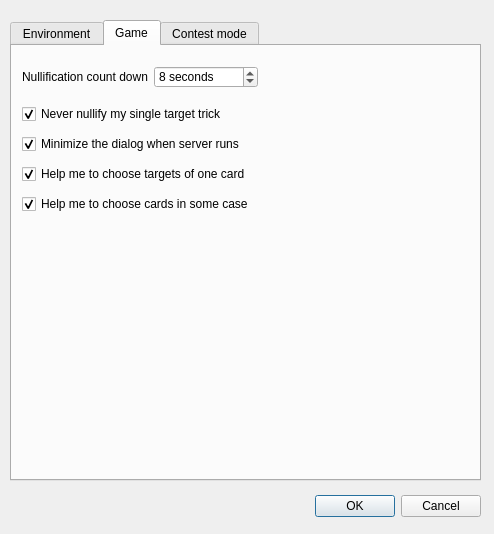
Qt form src/dialog/configdialog.ui (BeginnerSlob/TouhouTripleSha) before a commit.
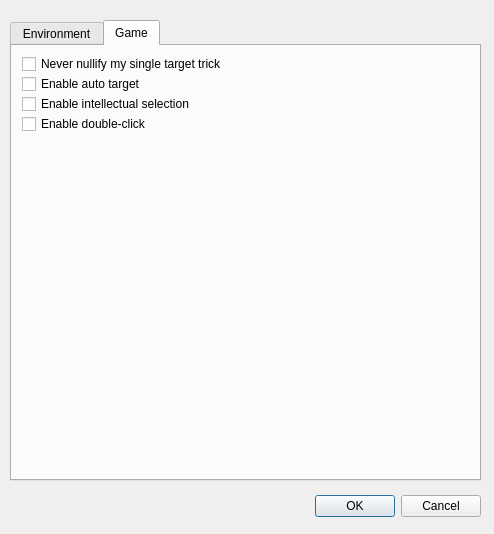
The same form after that commit. The open tabs and pages were chosen to show the change.

What changed in the file:
```diff
--- a/src/dialog/configdialog.ui
+++ b/src/dialog/configdialog.ui
@@ -13,6 +13,12 @@
     <height>534</height>
    </rect>
   </property>
+  <property name="sizePolicy">
+   <sizepolicy hsizetype="Preferred" vsizetype="Preferred">
+    <horstretch>0</horstretch>
+    <verstretch>0</verstretch>
+   </sizepolicy>
+  </property>
   <property name="windowTitle">
    <string>Config dialog</string>
   </property>
@@ -425,53 +431,12 @@
     <attribute name="title">
      <string>Game</string>
     </attribute>
-    <widget class="QWidget" name="layoutWidget5">
-     <property name="geometry">
-      <rect>
-       <x>10</x>
-       <y>20</y>
-       <width>236</width>
-       <height>22</height>
-      </rect>
-     </property>
-     <layout class="QFormLayout" name="formLayout">
-      <property name="fieldGrowthPolicy">
-       <enum>QFormLayout::AllNonFixedFieldsGrow</enum>
-      </property>
-      <item row="0" column="0">
-       <widget class="QLabel" name="nullificationLabel">
-        <property name="text">
-         <string>Nullification count down</string>
-        </property>
-        <property name="buddy">
-         <cstring>nullificationSpinBox</cstring>
-        </property>
-       </widget>
-      </item>
-      <item row="0" column="1">
-       <widget class="QSpinBox" name="nullificationSpinBox">
-        <property name="suffix">
-         <string> seconds</string>
-        </property>
-        <property name="minimum">
-         <number>5</number>
-        </property>
-        <property name="maximum">
-         <number>15</number>
-        </property>
-        <property name="value">
-         <number>8</number>
-        </property>
-       </widget>
-      </item>
-     </layout>
-    </widget>
     <widget class="QCheckBox" name="neverNullifyMyTrickCheckBox">
      <property name="geometry">
       <rect>
        <x>10</x>
-       <y>60</y>
-       <width>239</width>
+       <y>10</y>
+       <width>331</width>
        <height>16</height>
       </rect>
      </property>
@@ -479,147 +444,64 @@
       <string>Never nullify my single target trick</string>
      </property>
      <property name="checked">
-      <bool>true</bool>
+      <bool>false</bool>
      </property>
     </widget>
-    <widget class="QCheckBox" name="minimizecCheckBox">
-     <property name="geometry">
-      <rect>
-       <x>10</x>
-       <y>90</y>
-       <width>241</width>
-       <height>16</height>
-      </rect>
-     </property>
-     <property name="text">
-      <string>Minimize the dialog when server runs</string>
-     </property>
-     <property name="checked">
-      <bool>true</bool>
-     </property>
-    </widget>
-    <widget class="QCheckBox" name="enableAutoTargetCheckBox">
+    <widget class="QCheckBox" name="autoTargetCheckBox">
      <property name="enabled">
       <bool>true</bool>
      </property>
      <property name="geometry">
       <rect>
        <x>10</x>
-       <y>120</y>
-       <width>251</width>
-       <height>16</height>
-      </rect>
-     </property>
-     <property name="text">
-      <string>Help me to choose targets of one card</string>
-     </property>
-     <property name="checked">
-      <bool>true</bool>
-     </property>
-    </widget>
-    <widget class="QCheckBox" name="enableIntellectualSelectionCheckBox">
-     <property name="enabled">
-      <bool>true</bool>
-     </property>
-     <property name="geometry">
-      <rect>
-       <x>10</x>
-       <y>150</y>
-       <width>241</width>
-       <height>16</height>
-      </rect>
-     </property>
-     <property name="text">
-      <string>Help me to choose cards in some case</string>
-     </property>
-     <property name="checked">
-      <bool>true</bool>
-     </property>
-    </widget>
-   </widget>
-   <widget class="QWidget" name="tab">
-    <attribute name="title">
-     <string>Contest mode</string>
-    </attribute>
-    <widget class="QWidget" name="layoutWidget">
-     <property name="geometry">
-      <rect>
-       <x>20</x>
        <y>30</y>
-       <width>421</width>
-       <height>100</height>
+       <width>241</width>
+       <height>16</height>
       </rect>
      </property>
-     <layout class="QFormLayout" name="formLayout_2">
-      <item row="0" column="0">
-       <widget class="QLabel" name="smtpServerLabel">
-        <property name="text">
-         <string>SMTP Server</string>
-        </property>
-       </widget>
-      </item>
-      <item row="0" column="1">
-       <widget class="QLineEdit" name="smtpServerLineEdit">
-        <property name="placeholderText">
-         <string>SMTP server's address</string>
-        </property>
-       </widget>
-      </item>
-      <item row="1" column="0">
-       <widget class="QLabel" name="senderLabel">
-        <property name="text">
-         <string>Sender</string>
-        </property>
-       </widget>
-      </item>
-      <item row="1" column="1">
-       <widget class="QLineEdit" name="senderLineEdit">
-        <property name="placeholderText">
-         <string>The sender's email address</string>
-        </property>
-       </widget>
-      </item>
-      <item row="2" column="0">
-       <widget class="QLabel" name="passwordLabel">
-        <property name="text">
-         <string>Password</string>
-        </property>
-       </widget>
-      </item>
-      <item row="2" column="1">
-       <widget class="QLineEdit" name="passwordLineEdit">
-        <property name="placeholderText">
-         <string>The password</string>
-        </property>
-       </widget>
-      </item>
-      <item row="3" column="0">
-       <widget class="QLabel" name="receiverLabel">
-        <property name="text">
-         <string>Receiver</string>
-        </property>
-       </widget>
-      </item>
-      <item row="3" column="1">
-       <widget class="QLineEdit" name="receiverLineEdit">
-        <property name="placeholderText">
-         <string>The receiver's email address</string>
-        </property>
-       </widget>
-      </item>
-     </layout>
+     <property name="text">
+      <string>Enable auto target</string>
+     </property>
+     <property name="checked">
+      <bool>false</bool>
+     </property>
     </widget>
-    <widget class="QCheckBox" name="onlySaveLordCheckBox">
+    <widget class="QCheckBox" name="intellectualSelectionCheckBox">
+     <property name="enabled">
+      <bool>true</bool>
+     </property>
      <property name="geometry">
       <rect>
-       <x>20</x>
-       <y>140</y>
-       <width>191</width>
+       <x>10</x>
+       <y>50</y>
+       <width>241</width>
        <height>16</height>
       </rect>
      </property>
      <property name="text">
-      <string>Only save the record of lord</string>
+      <string>Enable intellectual selection</string>
+     </property>
+     <property name="checked">
+      <bool>false</bool>
+     </property>
+    </widget>
+    <widget class="QCheckBox" name="doubleClickCheckBox">
+     <property name="enabled">
+      <bool>true</bool>
+     </property>
+     <property name="geometry">
+      <rect>
+       <x>10</x>
+       <y>70</y>
+       <width>241</width>
+       <height>16</height>
+      </rect>
+     </property>
+     <property name="text">
+      <string>Enable double-click</string>
+     </property>
+     <property name="checked">
+      <bool>false</bool>
      </property>
     </widget>
    </widget>
```
Left out of the diff: 38 changed lines with no effect on the pictures.
